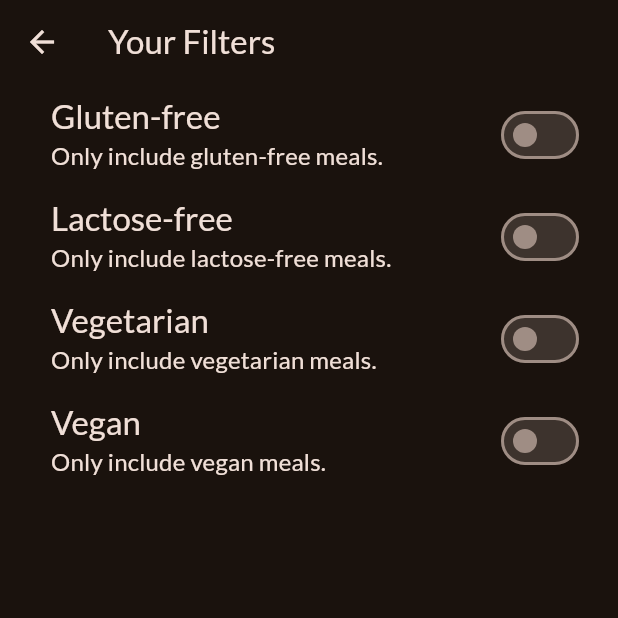
After one commit to Atoleanantha/Meal_Recipe_Flutter_Application, a Flutter app: the FiltersScreen screen opened directly, on a phone screen of 412 x 824 dp, the top half of it. The commit adds this screen. Run offline on Flutter 3.47's test engine with Material 2 defaults, Android fonts, the phone set to English and light mode, and no system bars; our stand-ins replace google_fonts, transparent_image.

Commit message:
New updates filter screen is added with some SwichListTile button

```diff
--- /dev/null
+++ b/lib/screens/filters.dart
@@ -0,0 +1,120 @@
+
+import 'package:flutter/material.dart';
+
+class FiltersScreen extends StatefulWidget {
+  const FiltersScreen({super.key});
+  @override
+  State<StatefulWidget> createState() {
+    return _FiltersScreenState();
+  }
+}
+
+class _FiltersScreenState extends State<FiltersScreen> {
+  var _glutenFreeFilterSet=false;
+  var _lactoseFreeFilterSet=false;
+  var _vegetarianFilterSet=false;
+  var _veganFilterSet=false;
+  @override
+  Widget build(BuildContext context) {
+    return Scaffold(
+      appBar: AppBar(
+        title: const Text("Your Filters"),
+      ),
+      // we can use drawer in filter screen
+      // drawer: MainDrawer(onSelectScreen: (identifire) {
+      //   Navigator.of(context).pop();
+      //   if(identifire=='meal'){
+      //     Navigator.of(context).pushReplacement(MaterialPageRoute(builder: (ctx)=>TabsScreen()));
+      //   }
+      // },),
+      body: Column(
+        children: [
+          SwitchListTile(
+            value: _glutenFreeFilterSet,
+            onChanged: (isChecked){
+              setState((){
+                _glutenFreeFilterSet=isChecked;
+              });
+            },
+            title: Text(
+              'Gluten-free',
+              style: Theme.of(context)
+                  .textTheme
+                  .titleLarge!
+                  .copyWith(color: Theme.of(context).colorScheme.onBackground),
+            ),
+            subtitle: Text('Only include gluten-free meals.',style: Theme.of(context)
+                .textTheme
+                .titleMedium!
+                .copyWith(color: Theme.of(context).colorScheme.onBackground),),
+            activeColor: Theme.of(context).colorScheme.tertiary,
+              contentPadding: const EdgeInsets.only(left: 34,right: 22),
+          ),
+          SwitchListTile(
+            value: _lactoseFreeFilterSet,
+            onChanged: (isChecked){
+              setState((){
+               _lactoseFreeFilterSet=isChecked;
+              });
+            },
+            title: Text(
+              'Lactose-free',
+              style: Theme.of(context)
+                  .textTheme
+                  .titleLarge!
+                  .copyWith(color: Theme.of(context).colorScheme.onBackground),
+            ),
+            subtitle: Text('Only include lactose-free meals.',style: Theme.of(context)
+                .textTheme
+                .titleMedium!
+                .copyWith(color: Theme.of(context).colorScheme.onBackground),),
+            activeColor: Theme.of(context).colorScheme.tertiary,
+            contentPadding: const EdgeInsets.only(left: 34,right: 22),
+          ),
+          SwitchListTile(
+            value: _vegetarianFilterSet,
+            onChanged: (isChecked){
+              setState((){
+                _vegetarianFilterSet=isChecked;
+              });
+            },
+            title: Text(
+              'Vegetarian',
+              style: Theme.of(context)
+                  .textTheme
+                  .titleLarge!
+                  .copyWith(color: Theme.of(context).colorScheme.onBackground),
+            ),
+            subtitle: Text('Only include vegetarian meals.',style: Theme.of(context)
+                .textTheme
+                .titleMedium!
+                .copyWith(color: Theme.of(context).colorScheme.onBackground),),
+            activeColor: Theme.of(context).colorScheme.tertiary,
+            contentPadding: const EdgeInsets.only(left: 34,right: 22),
+          ),
+          SwitchListTile(
+            value: _veganFilterSet,
+            onChanged: (isChecked){
+              setState((){
+                _veganFilterSet=isChecked;
+              });
+            },
+            title: Text(
+              'Vegan',
+              style: Theme.of(context)
+                  .textTheme
+                  .titleLarge!
+                  .copyWith(color: Theme.of(context).colorScheme.onBackground),
+            ),
+            subtitle: Text('Only include vegan meals.',style: Theme.of(context)
+                .textTheme
+                .titleMedium!
+                .copyWith(color: Theme.of(context).colorScheme.onBackground),),
+            activeColor: Theme.of(context).colorScheme.tertiary,
+            contentPadding: const EdgeInsets.only(left: 34,right: 22),
+          ),
+        ],
+      ),
+    );
+  }
+}
--- a/lib/screens/tabs.dart
+++ b/lib/screens/tabs.dart
@@ -1,69 +1,84 @@
 import 'package:explorer/screens/categories.dart';
+import 'package:explorer/screens/filters.dart';
 import 'package:explorer/screens/meals.dart';
 import 'package:explorer/widgets/main_drawer.dart';
 import 'package:flutter/material.dart';
 import '../models/meal.dart';
 
-class TabsScreen extends StatefulWidget{
+class TabsScreen extends StatefulWidget {
   const TabsScreen({super.key});
   @override
   State<StatefulWidget> createState() {
     return _TabsScreenState();
   }
 }
-class _TabsScreenState extends State<TabsScreen>{
-  int _selectedPageIndex=0;
-  final List<Meal>_favoriteMeals=[];
 
+class _TabsScreenState extends State<TabsScreen> {
+  int _selectedPageIndex = 0;
+  final List<Meal> _favoriteMeals = [];
 
-  void _showInfoMessage(String message){
+  void _showInfoMessage(String message) {
     ScaffoldMessenger.of(context).clearSnackBars();
-    ScaffoldMessenger.of(context).showSnackBar(SnackBar(content: Text(message),duration:Duration(seconds: 2) ,));
+    ScaffoldMessenger.of(context).showSnackBar(SnackBar(
+      content: Text(message),
+      duration: Duration(seconds: 2),
+    ));
   }
 
-  void _toggleMealFavoriteStatus(Meal meal)
-  {
-    final isExisting=_favoriteMeals.contains(meal);
-    if(isExisting)
-      {
-        setState(() {
-          _favoriteMeals.remove(meal);
-          _showInfoMessage("Meal is no longer a favorite.");
-        });
-      }else{
+  void _toggleMealFavoriteStatus(Meal meal) {
+    final isExisting = _favoriteMeals.contains(meal);
+    if (isExisting) {
+      setState(() {
+        _favoriteMeals.remove(meal);
+        _showInfoMessage("Meal is no longer a favorite.");
+      });
+    } else {
       setState(() {
         _favoriteMeals.add(meal);
         _showInfoMessage('${meal.title} is added in favorite.');
       });
-
     }
   }
 
-  void _selectPage(int index)
-  {
-    setState((){
-      _selectedPageIndex=index;
+  void _selectPage(int index) {
+    setState(() {
+      _selectedPageIndex = index;
     });
+  }
 
+  void _setScreen(String identifier) {
+    Navigator.of(context).pop();//close drawer before opening filter screen
+    if (identifier == 'filters') {
+      Navigator.of(context)
+          .push(MaterialPageRoute(builder: (ctx) => FiltersScreen()));
+    }
   }
+
   @override
   Widget build(BuildContext context) {
-    Widget activePage=CategoriesScreen(onToggleFavorite: _toggleMealFavoriteStatus,);
-    var activePageTitle='Categories';
+    Widget activePage = CategoriesScreen(
+      onToggleFavorite: _toggleMealFavoriteStatus,
+    );
+    var activePageTitle = 'Categories';
 
-    if(_selectedPageIndex==1)
-      {
-        activePage=MealsScreen(meals: _favoriteMeals,onToggleFavorite: _toggleMealFavoriteStatus,);
-        activePageTitle='Your Favorites';
-      }
+    if (_selectedPageIndex == 1) {
+      activePage = MealsScreen(
+        meals: _favoriteMeals,
+        onToggleFavorite: _toggleMealFavoriteStatus,
+      );
+      activePageTitle = 'Your Favorites';
+    }
     return Scaffold(
-      drawer: MainDrawer() ,
+      drawer: MainDrawer(
+        onSelectScreen: _setScreen,
+      ),
       bottomNavigationBar: BottomNavigationBar(
         onTap: _selectPage,
         currentIndex: _selectedPageIndex,
         items: const [
-          BottomNavigationBarItem(icon: Icon(Icons.set_meal),label: 'Categories'),
-          BottomNavigationBarItem(icon: Icon(Icons.star),label: 'Favorite'),
+          BottomNavigationBarItem(
+              icon: Icon(Icons.set_meal), label: 'Categories'),
+          BottomNavigationBarItem(icon: Icon(Icons.star), label: 'Favorite'),
           // BottomNavigationBarItem(icon: Icon(Icons.search),label: 'Search'),
         ],
       ),
--- a/lib/widgets/main_drawer.dart
+++ b/lib/widgets/main_drawer.dart
@@ -1,7 +1,8 @@
-import 'package:flutter/cupertino.dart';
 import 'package:flutter/material.dart';
 
 class MainDrawer extends StatelessWidget {
+  const MainDrawer({super.key,required this.onSelectScreen});
+  final void Function(String identifire) onSelectScreen;
   @override
   Widget build(BuildContext context) {
     // TODO: implement build
@@ -9,7 +10,7 @@ class MainDrawer extends StatelessWidget {
       child: Column(
         children: [
           DrawerHeader(
-            padding: EdgeInsets.all(20),
+            padding:const EdgeInsets.all(20),
             decoration: BoxDecoration(
               gradient: LinearGradient(
                 colors: [
@@ -36,7 +37,9 @@ class MainDrawer extends StatelessWidget {
                 color: Theme.of(context).colorScheme.onBackground,
               fontSize: 24
             )),
-            onTap: (){},
+            onTap: (){
+              onSelectScreen('meal');
+            },
           ),
           ListTile(
             leading: Icon(Icons.settings,color: Theme.of(context).colorScheme.onBackground,),
@@ -44,7 +47,9 @@ class MainDrawer extends StatelessWidget {
                 color: Theme.of(context).colorScheme.onBackground,
                 fontSize: 24
             )),
-            onTap: (){},
+            onTap: (){
+              onSelectScreen('filters');
+            },
           )
         ],
       ),
```
